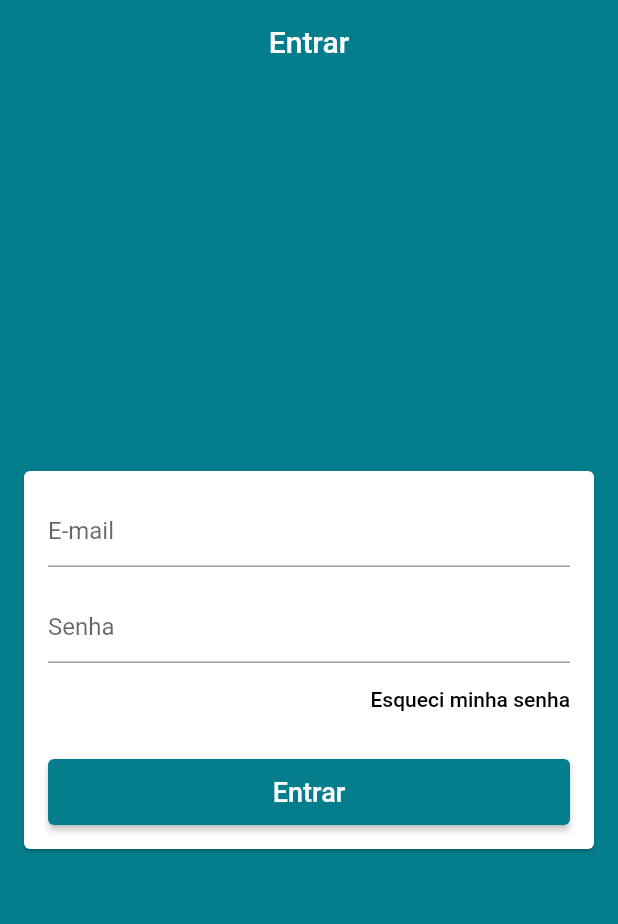
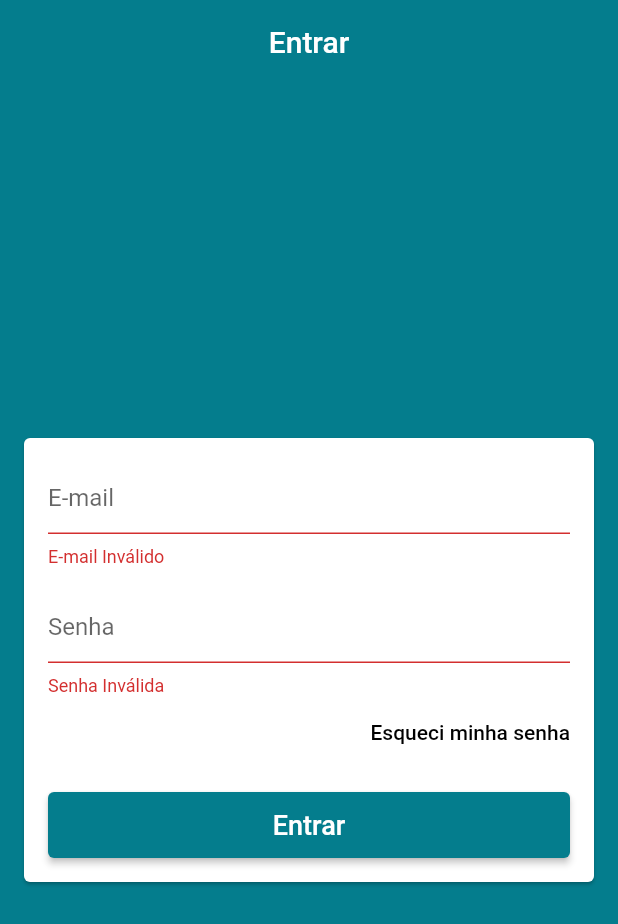
Before and after one commit to hb57786/loja_virtual, a Flutter app: the screen it shows after launch, after a tap on "Entrar", on a phone screen of 412 x 824 dp. Shown: the top 924 px of the screen. Run offline on Flutter 3.47's test engine with Material 2 defaults, Android fonts, the phone set to English and light mode, and no system bars; our stand-ins replace cloud_firestore, firebase_core; accounts and stored records are empty.

Commit message:
Adding email/password validator

```diff
--- /dev/null
+++ b/lib/helpers/validators.dart
@@ -0,0 +1,5 @@
+bool emailValid(String email) {
+  final RegExp regex = RegExp(
+      r"^(([^<>()[\]\\.,;:\s@\']+(\.[^<>()[\]\\.,;:\s@\']+)*)|(\'.+\'))@((\[[0-9]{1,3}\.[0-9]{1,3}\.[0-9]{1,3}\.[0-9]{1,3}\])|(([a-zA-Z\-0-9]+\.)+[a-zA-Z]{2,}))$");
+  return regex.hasMatch(email);
+}
--- a/lib/screens/login/login_screen.dart
+++ b/lib/screens/login/login_screen.dart
@@ -1,6 +1,12 @@
 import 'package:flutter/material.dart';
+import 'package:loja_virtual/helpers/validators.dart';
 
 class LoginScreen extends StatelessWidget {
+  final TextEditingController emailController = TextEditingController();
+  final TextEditingController passController = TextEditingController();
+
+  final GlobalKey<FormState> formKey = GlobalKey<FormState>();
+
   @override
   Widget build(BuildContext context) {
     return Scaffold(
@@ -11,25 +17,31 @@ class LoginScreen extends StatelessWidget {
       body: Center(
         child: Card(
           margin: const EdgeInsets.symmetric(horizontal: 16.0),
+          child: Form(
+            key: formKey,
             child: ListView(
               padding: const EdgeInsets.all(16.0),
               shrinkWrap: true,
               children: [
                 TextFormField(
+                  controller: emailController,
                   decoration: const InputDecoration(hintText: 'E-mail'),
                   keyboardType: TextInputType.emailAddress,
                   autocorrect: false,
                   validator: (email) {
+                    if (!emailValid(email)) return 'E-mail Inválido';
                     return null;
                   },
                 ),
                 const SizedBox(height: 16.0),
                 TextFormField(
+                  controller: passController,
                   decoration: const InputDecoration(hintText: 'Senha'),
                   autocorrect: false,
                   obscureText: true,
                   validator: (pass) {
-                  if (pass.isEmpty || pass.length < 6) return 'Senha Inválida';
+                    if (pass.isEmpty || pass.length < 6)
+                      return 'Senha Inválida';
                     return null;
                   },
                 ),
@@ -50,7 +62,11 @@ class LoginScreen extends StatelessWidget {
                 SizedBox(
                   height: 44.0,
                   child: ElevatedButton(
-                  onPressed: () {},
+                    onPressed: () {
+                      if (formKey.currentState.validate()) {
+                        print(emailController.text);
+                      }
+                    },
                     style: ElevatedButton.styleFrom(
                         primary: Theme.of(context).primaryColor),
                     child: const Text(
@@ -63,6 +79,7 @@ class LoginScreen extends StatelessWidget {
             ),
           ),
         ),
+      ),
     );
   }
 }
```
Lines whose indentation alone changed are shown as unchanged.
